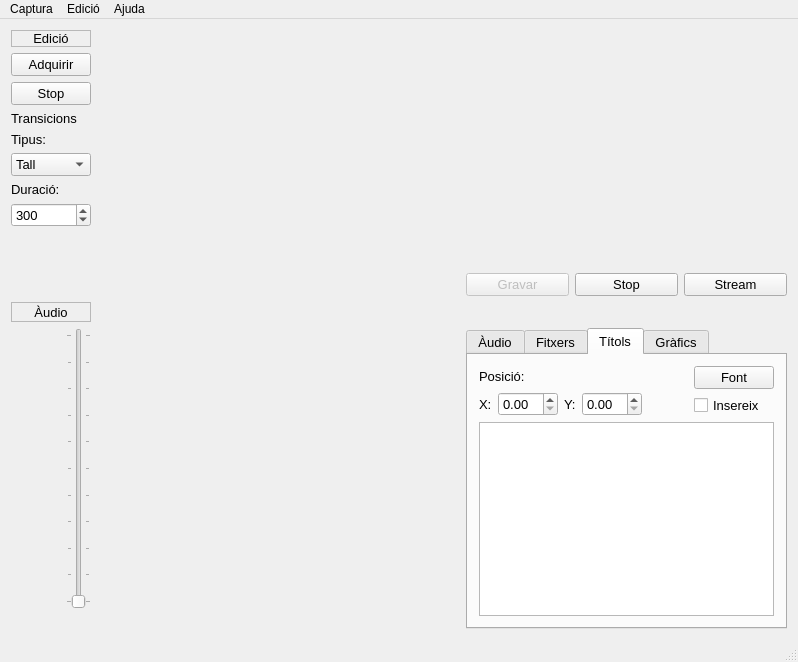
acamara/videoview, file mainwindow.ui: the form before one commit.
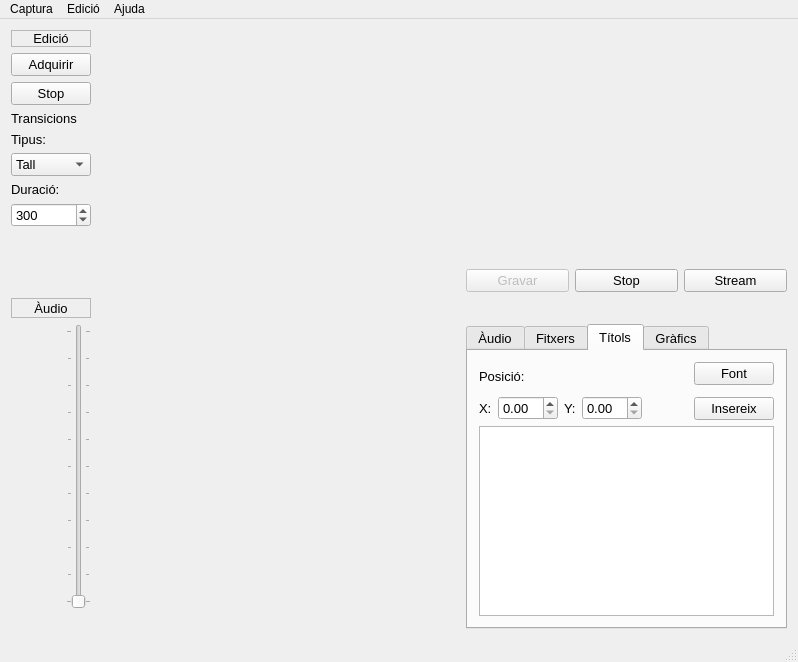
The form after the commit. The open tabs and pages were chosen to show the change. Icons and pictures are not drawn. Custom widgets are drawn as their Qt base class.

Patch:
```diff
--- a/mainwindow.ui
+++ b/mainwindow.ui
@@ -469,7 +469,7 @@
           <string>Títols</string>
          </attribute>
          <layout class="QGridLayout" name="gridLayout_5">
-          <item row="0" column="0" rowspan="2">
+          <item row="0" column="0" rowspan="3">
            <layout class="QVBoxLayout" name="verticalLayout_4">
             <item>
              <widget class="QLabel" name="label_19">
@@ -514,6 +514,22 @@
             </item>
            </layout>
           </item>
+          <item row="2" column="1">
+           <spacer name="horizontalSpacer_4">
+            <property name="orientation">
+             <enum>Qt::Horizontal</enum>
+            </property>
+            <property name="sizeHint" stdset="0">
+             <size>
+              <width>40</width>
+              <height>20</height>
+             </size>
+            </property>
+           </spacer>
+          </item>
+          <item row="3" column="0" colspan="3">
+           <widget class="QPlainTextEdit" name="plainTextEdit"/>
+          </item>
           <item row="0" column="2">
            <widget class="QPushButton" name="FontButton">
             <property name="text">
@@ -521,29 +537,16 @@
             </property>
            </widget>
           </item>
-          <item row="1" column="1">
-           <spacer name="horizontalSpacer_4">
-            <property name="orientation">
-             <enum>Qt::Horizontal</enum>
-            </property>
-            <property name="sizeHint" stdset="0">
-             <size>
-              <width>40</width>
-              <height>20</height>
-             </size>
-            </property>
-           </spacer>
-          </item>
-          <item row="1" column="2">
-           <widget class="QCheckBox" name="checkBox_insereixtitol">
+          <item row="2" column="2">
+           <widget class="QPushButton" name="Button_insereixtitol">
             <property name="text">
              <string>Insereix</string>
             </property>
+            <property name="checkable">
+             <bool>true</bool>
+            </property>
            </widget>
           </item>
-          <item row="2" column="0" colspan="3">
-           <widget class="QPlainTextEdit" name="plainTextEdit"/>
-          </item>
          </layout>
         </widget>
         <widget class="QWidget" name="tab_grafics">
```
Left out of the diff: 16 changed lines with no effect on the pictures.
